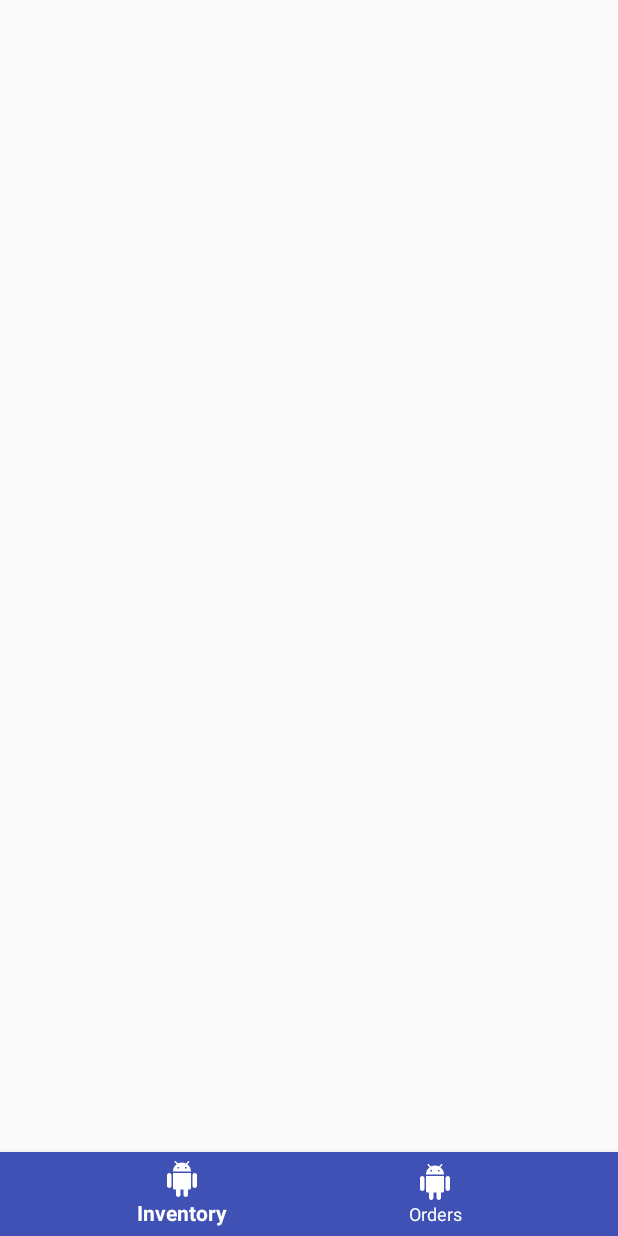
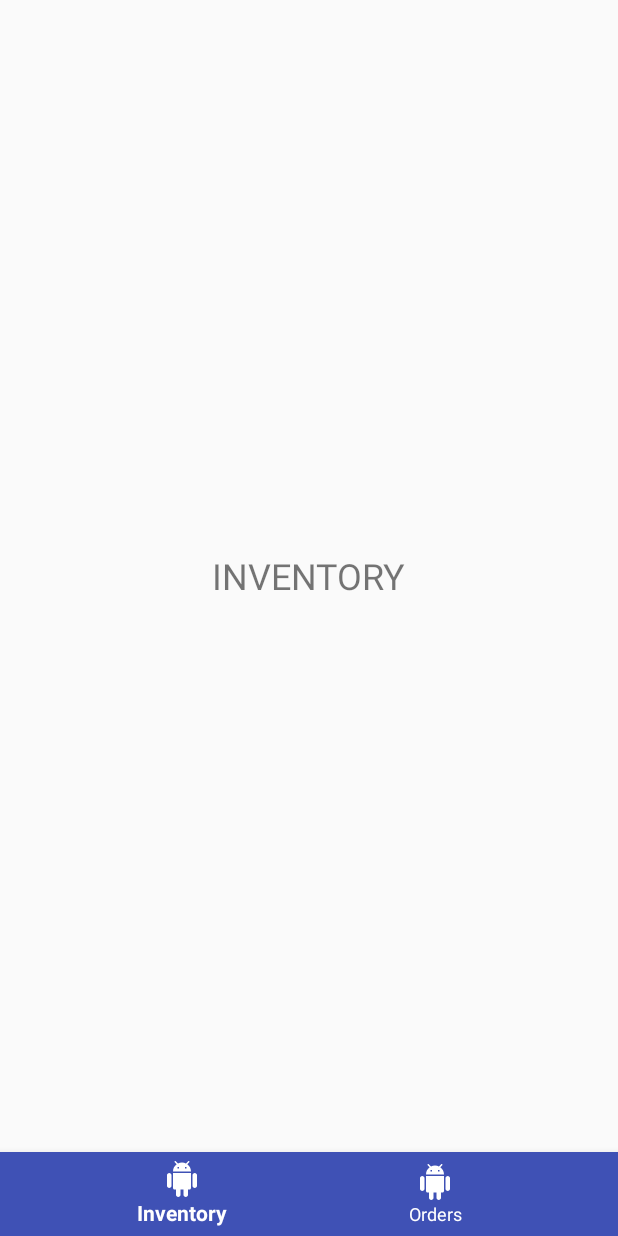
Before and after one commit to enyciaa/SmallgosShopkeeper, an Android app: the screen it shows after launch (MainActivity), on a phone screen of 412 x 824 dp. Run offline under Robolectric (Android 15) with nearby library versions, the phone set to English and light mode, and no system bars; our stand-ins replace data binding.

Commit message:
Add views for inventory and orders

```diff
--- /dev/null
+++ b/app/src/main/java/smallgos/intuithack/com/smallgos/InventoryView.java
@@ -0,0 +1,29 @@
+package smallgos.intuithack.com.smallgos;
+
+import android.content.Context;
+import android.util.AttributeSet;
+import android.widget.LinearLayout;
+
+public class InventoryView extends LinearLayout {
+
+    public InventoryView(Context context) {
+        super(context);
+    }
+
+    public InventoryView(Context context, AttributeSet attrs) {
+        super(context, attrs);
+    }
+
+    public InventoryView(Context context, AttributeSet attrs, int defStyleAttr) {
+        super(context, attrs, defStyleAttr);
+    }
+
+    public InventoryView(Context context, AttributeSet attrs, int defStyleAttr, int defStyleRes) {
+        super(context, attrs, defStyleAttr, defStyleRes);
+    }
+
+    @Override
+    protected void onFinishInflate() {
+        super.onFinishInflate();
+    }
+}
--- a/app/src/main/java/smallgos/intuithack/com/smallgos/MainActivity.java
+++ b/app/src/main/java/smallgos/intuithack/com/smallgos/MainActivity.java
@@ -5,6 +5,8 @@ import android.os.Bundle;
 import android.support.annotation.NonNull;
 import android.support.design.widget.BottomNavigationView;
 import android.support.v7.app.AppCompatActivity;
+import android.view.LayoutInflater;
+import android.view.Menu;
 import android.view.MenuItem;
 
 import smallgos.intuithack.com.smallgos.databinding.ActivityMainBinding;
@@ -12,27 +14,40 @@ import smallgos.intuithack.com.smallgos.databinding.ActivityMainBinding;
 public class MainActivity extends AppCompatActivity {
 
     ActivityMainBinding binding;
+    InventoryView inventoryView;
+    OrderView orderView;
 
     @Override
     protected void onCreate(Bundle savedInstanceState) {
         super.onCreate(savedInstanceState);
         binding = DataBindingUtil.setContentView(this, R.layout.activity_main);
 
+        LayoutInflater inflater = getLayoutInflater();
+        inventoryView = (InventoryView) inflater.inflate(R.layout.view_inventory, binding.mainContainer, false);
+        orderView = (OrderView) inflater.inflate(R.layout.view_orders, binding.mainContainer, false);
+
         binding.bottomNavigation.setOnNavigationItemSelectedListener(
                 new BottomNavigationView.OnNavigationItemSelectedListener() {
                     @Override
                     public boolean onNavigationItemSelected(@NonNull MenuItem item) {
                         switch (item.getItemId()) {
-                            case R.id.tabItems:
+                            case R.id.tabInventory:
+                                binding.mainContainer.removeAllViews();
+                                binding.mainContainer.addView(inventoryView);
                                 break;
 
                             case R.id.tabOrders:
+                                binding.mainContainer.removeAllViews();
+                                binding.mainContainer.addView(orderView);
                                 break;
 
                         }
                         return true;
                     }
                 });
+
+        Menu bottomNavigationMenu = binding.bottomNavigation.getMenu();
+        bottomNavigationMenu.performIdentifierAction(R.id.tabInventory, 0);
     }
 
 }
--- /dev/null
+++ b/app/src/main/java/smallgos/intuithack/com/smallgos/OrderView.java
@@ -0,0 +1,29 @@
+package smallgos.intuithack.com.smallgos;
+
+import android.content.Context;
+import android.util.AttributeSet;
+import android.widget.LinearLayout;
+
+public class OrderView extends LinearLayout {
+
+    public OrderView(Context context) {
+        super(context);
+    }
+
+    public OrderView(Context context, AttributeSet attrs) {
+        super(context, attrs);
+    }
+
+    public OrderView(Context context, AttributeSet attrs, int defStyleAttr) {
+        super(context, attrs, defStyleAttr);
+    }
+
+    public OrderView(Context context, AttributeSet attrs, int defStyleAttr, int defStyleRes) {
+        super(context, attrs, defStyleAttr, defStyleRes);
+    }
+
+    @Override
+    protected void onFinishInflate() {
+        super.onFinishInflate();
+    }
+}
--- /dev/null
+++ b/app/src/main/res/layout/view_inventory.xml
@@ -0,0 +1,19 @@
+<?xml version="1.0" encoding="utf-8"?>
+<smallgos.intuithack.com.smallgos.InventoryView
+    xmlns:android="http://schemas.android.com/apk/res/android"
+    xmlns:app="http://schemas.android.com/apk/res-auto"
+    xmlns:tools="http://schemas.android.com/tools"
+    android:layout_width="match_parent"
+    android:layout_height="match_parent"
+    android:gravity="center"
+    android:orientation="vertical"
+    >
+
+    <TextView
+        android:layout_width="wrap_content"
+        android:layout_height="wrap_content"
+        android:textSize="@dimen/text_24"
+        android:text="INVENTORY"
+        />
+
+</smallgos.intuithack.com.smallgos.InventoryView>
--- a/app/src/main/res/menu/bottom_bar.xml
+++ b/app/src/main/res/menu/bottom_bar.xml
@@ -4,7 +4,7 @@
     tools:context="smallgos.intuithack.com.smallgos.MainActivity">
 
     <item
-        android:id="@+id/tabItems"
+        android:id="@+id/tabInventory"
         android:enabled="true"
         android:icon="@drawable/ic_inventory"
         android:title="@string/inventory_title" />
--- a/app/src/main/res/values/dimens.xml
+++ b/app/src/main/res/values/dimens.xml
@@ -2,4 +2,8 @@
     <dimen name="grid_8">8dp</dimen>
     <dimen name="grid_16">16dp</dimen>
     <dimen name="grid_24">24dp</dimen>
+
+
+    <dimen name="text_16">16sp</dimen>
+    <dimen name="text_24">24sp</dimen>
 </resources>
```
Also changed, not shown: app/src/main/res/layout/view_orders.xml (added, +19 -0 lines).
